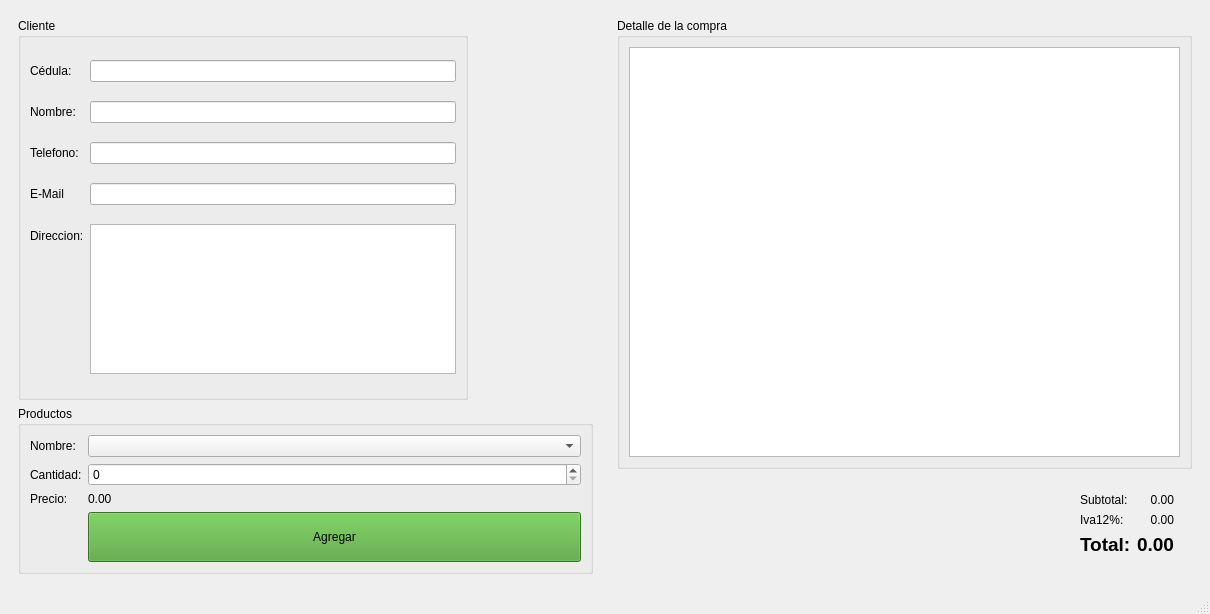
Qt form tienda.ui (andrewrv43/P959-TIENDA) before a commit.
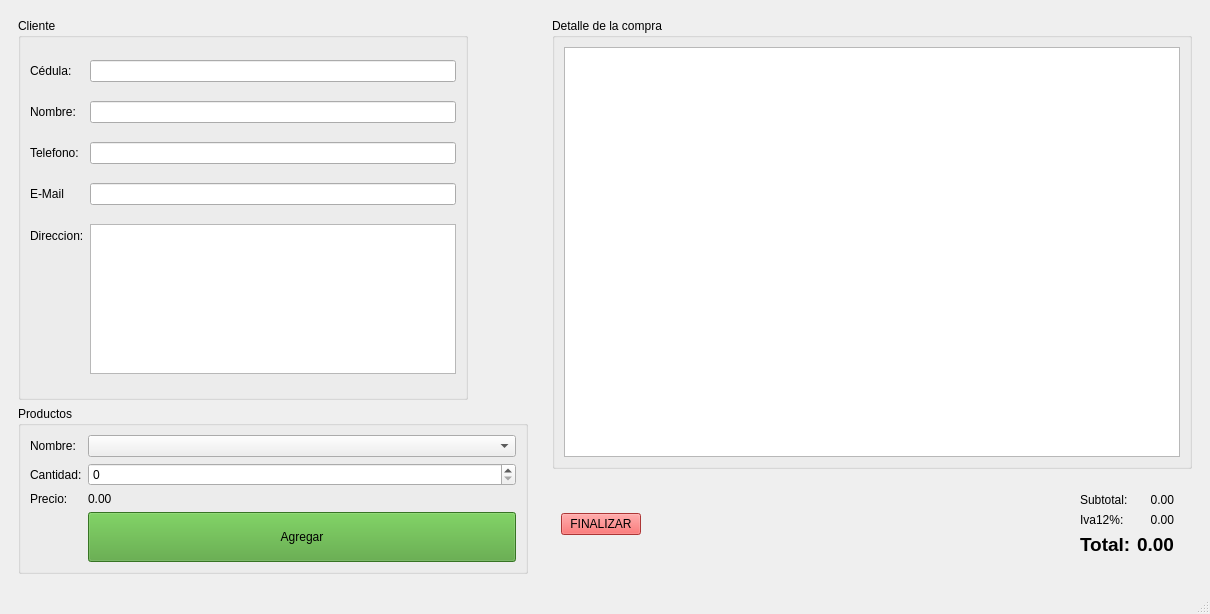
The same form after that commit.

Commit message: Verificacion de color segun los in llenos o vacios, creacion de la ventana finalizar, e ingreso de datos del cliente.

Patch:
```diff
--- a/tienda.ui
+++ b/tienda.ui
@@ -191,6 +191,16 @@
        <item>
         <widget class="QWidget" name="widget_3" native="true">
          <layout class="QHBoxLayout" name="horizontalLayout_2">
+          <item>
+           <widget class="QPushButton" name="pushButton">
+            <property name="styleSheet">
+             <string notr="true">background-color: rgb(241, 75, 75);</string>
+            </property>
+            <property name="text">
+             <string>FINALIZAR</string>
+            </property>
+           </widget>
+          </item>
           <item>
            <spacer name="horizontalSpacer">
             <property name="orientation">
```
Left out of the diff: 10 changed lines with no effect on the pictures. The commit also changes 6 other files.
